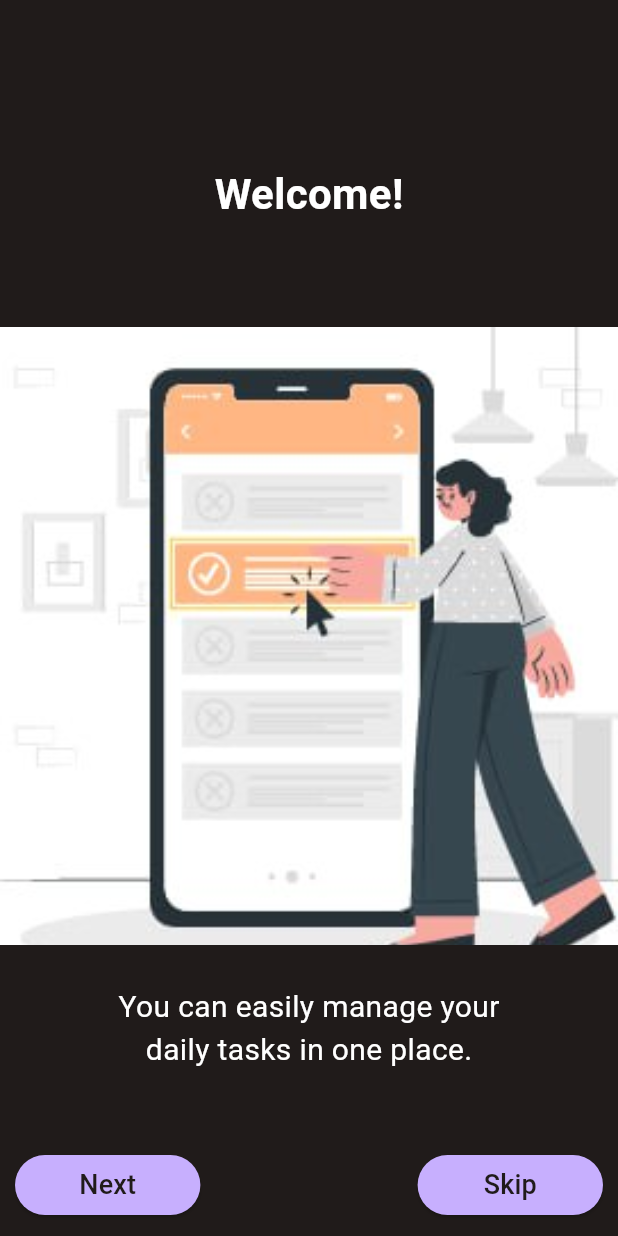
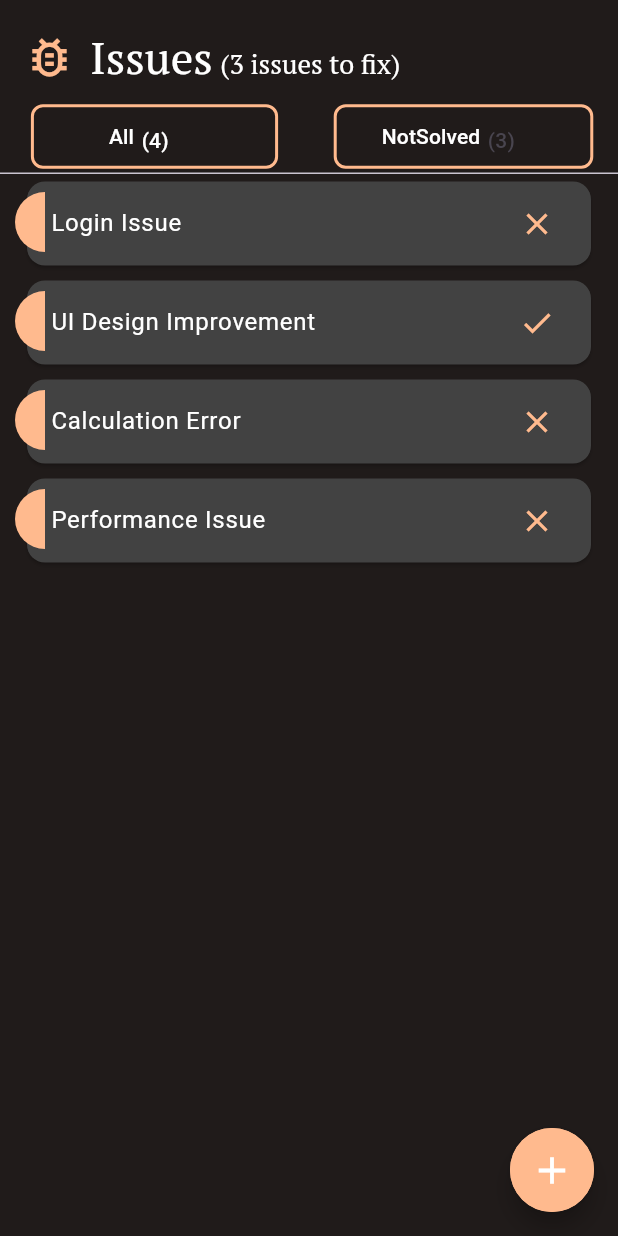
Before and after one commit to MaroofAt/TickTackGo, a Flutter app: the screen it shows after launch, on a phone screen of 412 x 824 dp. Run offline on Flutter 3.47's test engine with Material 3 defaults, Android fonts, the phone set to English and light mode, and no system bars; our stand-ins replace bloc, device_preview, dio, dropdown_button2, flutter_bloc, flutter_colorpicker and 4 more; Roboto replaces fonts that are missing (DMSerifText).

Commit message:
finishing issue with out create

```diff
--- a/flutter/lib/core/constance/routes.dart
+++ b/flutter/lib/core/constance/routes.dart
@@ -13,6 +13,7 @@ import 'package:pr1/presentation/screen/inbox/main_inbox_page.dart';
 import 'package:pr1/presentation/screen/intro_questions/intro_questions_main.dart';
 import 'package:pr1/presentation/screen/invitation/invitation_search.dart';
 import 'package:pr1/presentation/screen/invitation/received_invitations.dart';
+import 'package:pr1/presentation/screen/issues/detalies_issue.dart';
 import 'package:pr1/presentation/screen/onboarding/final_onboarding_page.dart';
 import 'package:pr1/presentation/screen/onboarding/onboarding_main.dart';
 import 'package:pr1/presentation/screen/workspace/create_workspace_page.dart';
@@ -20,6 +21,7 @@ import 'package:pr1/presentation/screen/workspace/workspace_info_page.dart';
 import 'package:pr1/presentation/screen/workspace/workspaces_show_page.dart';
 
 import '../../business_logic/auth_cubit/auth_cubit.dart';
+import '../../data/models/issues/issue_model.dart';
 
 Map<String, Widget Function(BuildContext)> routes = {
   signupRoute: (context) => const Signupnew(),
@@ -28,6 +30,10 @@ Map<String, Widget Function(BuildContext)> routes = {
         create: (context) => AuthCubit(),
         child: Verifypage(),
       ),
+  issuesdetalies: (context) {
+    final issue = ModalRoute.of(context)!.settings.arguments as Issue;
+    return Detalies_Issue(issue: issue);
+  },
   onboardingMainRoute: (context) => const OnboardingMain(),
   introQuestionsRoute: (context) => BlocProvider(
         create: (context) => IntroQuestionsCubit(),
--- a/flutter/lib/core/constance/strings.dart
+++ b/flutter/lib/core/constance/strings.dart
@@ -5,6 +5,7 @@ import 'package:pr1/data/models/auth/sign_up_model.dart';
 const String signinRoute = 'login';
 const String signupRoute = 'signup';
 const String verfiyeRoute = 'verfiye';
+const String issuesdetalies = 'detalies';
 const String onboardingMainRoute = 'onboardingMainRoute';
 const String introQuestionsRoute = 'introQuestionsRoute';
 const String finalOnboardingPageRoute = 'finalOnboardingPageRoute';
--- /dev/null
+++ b/flutter/lib/core/variables/issues_variables.dart
@@ -0,0 +1,101 @@
+import '../../data/models/comments/comment.dart';
+import '../../data/models/issues/issue_model.dart';
+
+String all="All";
+String number_of_issues_notsolved="$notSolvedIssuesCount";
+String number_of_all_solvedornot="${sampleIssues.length}";
+String number_of_related="$notSolvedIssuesCount";
+String related="NotSolved";
+final List<String> allIssues = [
+  'Issue 1: Button not working',
+  'Issue 2: Page loading slow',
+  'Issue 3: UI alignment problem',
+  'Issue 4: Database connection error',
+];
+
+final List<String> relatedIssues = [
+  'Related Issue 1: Similar to your last report',
+  'Related Issue 2: Reported by your team',
+  'Related Issue 3: In your department',
+];
+final List<String> allcomment = [
+  'comment 1: Button not working',
+  'comment 2: Page loading slow',
+
+];
+final List<Issue> sampleIssues = [
+  Issue(
+    id: '1',
+    authorId:'1',
+    title: 'Login Issue',
+    description: 'Users cannot login after latest app update',
+    projectId: 'project_123',
+    isResolved: false,
+    createdAt: DateTime(2023, 5, 10),
+    updatedAt: DateTime(2023, 5, 15),
+    comments: [
+      Comment(
+        id: 'c1',
+        content: 'Have you tried resetting password?',
+        authorName: 'Ahmed',
+        createdAt: DateTime(2023, 5, 11),
+      ),
+    ],
+  ),
+  Issue(
+    id: '2',
+    authorId:'1',
+    title: 'UI Design Improvement',
+    description: 'Homepage needs better visual hierarchy',
+    projectId: 'project_456',
+    isResolved: true,
+    createdAt: DateTime(2023, 4, 20),
+    updatedAt: DateTime(2023, 5, 1),
+    comments: [
+      Comment(
+        id: 'c2',
+        content: 'New design mockups completed',
+        authorName: 'Sarah',
+        createdAt: DateTime(2023, 4, 25),
+      ),
+    ],
+  ),
+  Issue(
+    id: '3',
+    title: 'Calculation Error',
+    authorId:'1',
+
+    description: 'Numbers not adding correctly in reports',
+    isResolved: false,
+    createdAt: DateTime(2023, 5, 5),
+    updatedAt: DateTime(2023, 5, 5), projectId: 'project_123',
+  ),
+  Issue(
+    id: '4',
+    authorId:'1',
+
+    title: 'Performance Issue',
+    description: 'Dashboard takes too long to load',
+    projectId: 'project_789',
+    isResolved: false,
+
+    createdAt: DateTime(2023, 5, 12),
+    updatedAt: DateTime(2023, 5, 14),
+    comments: [
+      Comment(
+        id: 'c3',
+        content: 'This appears to be a server-side issue',
+        authorName: 'Ali',
+        createdAt: DateTime(2023, 5, 13),
+      ),
+      Comment(
+        id: 'c4',
+        content: 'We are working on a fix',
+        authorName: 'Support Team',
+        createdAt: DateTime(2023, 5, 14),
+      ),
+    ],
+  ),
+];
+final int notSolvedIssuesCount = sampleIssues.where((issue) => !issue.isResolved).length;
+final List<Issue> unsolvedIssues = sampleIssues.where((issue) => !issue.isResolved).toList();
--- /dev/null
+++ b/flutter/lib/data/models/comments/comment.dart
@@ -0,0 +1,13 @@
+class Comment {
+  final String id;
+  final String content;
+  final String authorName;
+  final DateTime createdAt;
+
+  Comment({
+    required this.id,
+    required this.content,
+    required this.authorName,
+    required this.createdAt,
+  });
+}
--- /dev/null
+++ b/flutter/lib/data/models/issues/issue_model.dart
@@ -0,0 +1,28 @@
+import '../comments/comment.dart';
+
+class Issue {
+final String id;
+final String title;
+final String description;
+final String projectId;
+final bool isResolved;
+final String authorId;
+final DateTime createdAt;
+final DateTime updatedAt;
+final List<Comment> comments;
+
+Issue({
+  required this.authorId,
+  required this.id,
+required this.title,
+required this.description,
+required this.projectId,
+this.isResolved = false,
+required this.createdAt,
+required this.updatedAt,
+List<Comment>? comments,
+}) : comments = comments ?? [];
+
+bool get isLinkedToProject => projectId != null;
+bool get canAddComment => !isResolved;
+}
--- a/flutter/lib/main.dart
+++ b/flutter/lib/main.dart
@@ -9,6 +9,7 @@ import 'package:pr1/core/constance/routes.dart';
 import 'package:pr1/presentation/screen/auth/signinnew.dart';
 import 'package:pr1/presentation/screen/auth/signupnew.dart';
 import 'package:pr1/presentation/screen/home/main_home_page.dart';
+import 'package:pr1/presentation/screen/issues/all_issues.dart';
 import 'package:pr1/presentation/screen/onboarding/onboarding_main.dart';
 import 'package:pr1/presentation/screen/onboarding/splash_screen.dart';
 import 'package:pr1/presentation/screen/projects/create_project.dart';
@@ -43,7 +44,7 @@ class MyApp extends StatelessWidget {
             BlocProvider(create: (context) => SplashCubit()),
             BlocProvider(create: (context) => SplashCubit()),
           ],
-          child: const SplashScreen(),
+          child: const All_Issues(),
         ),
       ),
     );
--- a/flutter/lib/presentation/screen/issues/all_issues.dart
+++ b/flutter/lib/presentation/screen/issues/all_issues.dart
@@ -0,0 +1,116 @@
+import 'package:flutter/cupertino.dart';
+import 'package:flutter/material.dart';
+import 'package:pr1/core/constance/colors.dart';
+import 'package:pr1/core/constance/constance.dart';
+import 'package:pr1/core/variables/issues_variables.dart';
+
+import 'all_list.dart';
+import 'notsolveissue.dart';
+
+class All_Issues extends StatefulWidget {
+  const All_Issues({super.key});
+
+  @override
+  State<All_Issues> createState() => _All_IssuesState();
+}
+
+class _All_IssuesState extends State<All_Issues> {
+
+
+  @override
+  Widget build(BuildContext context) {
+    return DefaultTabController(length: 2, child: Scaffold(
+      backgroundColor: primaryColor,
+      appBar: AppBar(backgroundColor: primaryColor, title: Container(
+        margin: EdgeInsets.only(top: 20),
+        child: Row(
+          children: [
+            Icon(Icons.bug_report_outlined, size: 34, color: ampleOrange,),
+            SizedBox(width: 10,),
+            Text("Issues", style: TextStyle(
+                color: white, fontSize: 30, fontFamily: 'PTSerif'),),
+            Container(margin: EdgeInsets.only(left: 5, top: 10),
+                child: Text("("+number_of_issues_notsolved+ " issues to fix)", style: TextStyle(
+                    color: white, fontSize: 18, fontFamily: 'PTSerif'),)),
+          ],
+        ),
+      ),
+      bottom:PreferredSize(
+    preferredSize: Size.fromHeight(60),
+    child: TabBar(
+        tabs: [
+          Tab(
+            child: Container(
+              width:  width(context)*0.4,
+              padding: EdgeInsets.symmetric(horizontal:50, vertical: 7),
+              decoration: BoxDecoration(
+                color: primaryColor,
+                borderRadius: BorderRadius.circular(8),
+                border: Border.all(
+                  color: ampleOrange,
+                  width: 2,
+                ),
+              ),
+              child: Row(
+                children: [
+                  Text(
+                    all,
+                    style: TextStyle(color: white),
+                  ),
+                  Container(margin: EdgeInsets.only(top: 5,left: 5),child: Text("("+number_of_all_solvedornot+")"),)
+                ],
+              ),
+            ),
+          ),
+          Tab(
+            child: Container(
+              width: width(context)*0.42,
+              padding: EdgeInsets.symmetric(horizontal:30  , vertical: 7),
+              decoration: BoxDecoration(
+                color: primaryColor,
+                borderRadius: BorderRadius.circular(8),
+                border: Border.all(
+                  color: ampleOrange,
+                  width: 2,
+                ),
+              ),
+              child: Row(
+                children: [
+                  Text(
+                    related,
+                    style: TextStyle(color: white),
+                  ),
+                  Container(margin: EdgeInsets.only(top: 5,left: 5),child: Text("("+number_of_related+")"),)
+                ],
+              ),
+            ),
+          ),
+        ],
+        isScrollable: false,
+        indicator: BoxDecoration(),
+        labelColor: white,
+        // unselectedLabelColor: ampleOrange,
+        labelPadding: EdgeInsets.zero,
+      ),),
+
+      ),
+      body:TabBarView(children: [
+        AllList(),
+        Notsolveissue(),
+      ]) ,floatingActionButton: FloatingActionButton(
+      onPressed: () {
+        allIssues.add("new issue");
+        setState(() {
+        });
+      },
+      backgroundColor: ampleOrange,
+      shape: RoundedRectangleBorder(
+        borderRadius: BorderRadius.circular(50),
+        side: BorderSide(color: ampleOrange, width: 2),
+      ),
+      child: const Icon(Icons.add, color: white, size: 30),
+    ),
+    ));
+  }
+
+}
--- /dev/null
+++ b/flutter/lib/presentation/screen/issues/all_list.dart
@@ -0,0 +1,49 @@
+import 'package:flutter/cupertino.dart';
+import 'package:flutter/material.dart';
+import 'package:pr1/core/functions/navigation_functions.dart';
+import 'package:pr1/data/models/issues/issue_model.dart';
+
+import '../../../core/constance/colors.dart';
+import '../../../core/constance/strings.dart';
+import '../../../core/variables/issues_variables.dart';
+import 'detalies_issue.dart';
+
+
+class AllList extends StatelessWidget {
+  const AllList({super.key});
+
+  @override
+  Widget build(BuildContext context) {
+    return   ListView.builder(
+      itemCount: sampleIssues.length,
+      itemBuilder: (context, index) {
+        Issue issue=sampleIssues[index];
+        return Stack(
+        children: [
+          Card(
+            margin: EdgeInsets.symmetric(horizontal:18, vertical: 5),
+            color: Colors.grey[800],
+            child: ListTile(
+              title: Text(issue.title,
+                  style: TextStyle(color: white)),
+              trailing:issue.isResolved!=true? Icon(Icons.close, color: ampleOrange):Icon(Icons.check,color: ampleOrange),
+              onTap: () {
+                Navigator.pushNamed(
+                  context,
+                  issuesdetalies,
+                  arguments: issue, // Pass your issue object here
+                );
+              },
+            ),
+
+          ),
+          Positioned(child: Container(width: 20,height: 40,decoration: BoxDecoration(
+        color: ampleOrange,
+        borderRadius: BorderRadius.only(bottomLeft: Radius.circular(400),topLeft: Radius.circular(400)),
+        ),),left:10,top:12),
+        ],
+        );
+      },
+    );
+  }
+}
--- a/flutter/lib/presentation/screen/projects/create_project.dart
+++ b/flutter/lib/presentation/screen/projects/create_project.dart
@@ -111,8 +111,7 @@ class _CreateProjectDialogState extends State<CreateProjectDialog> {
     return MyGestureDetector.gestureDetector(
       onTap: openColorPicker,
       child: Row(
-        spacing: 20,
-        children: [
+         children: [
           MyText.text1('pick color', fontSize: 18,textColor: white),
           Container(
             height: width(context) * 0.03,
--- a/flutter/lib/presentation/screen/workspace/workspaces_show_page.dart
+++ b/flutter/lib/presentation/screen/workspace/workspaces_show_page.dart
@@ -70,8 +70,7 @@ class _WorkspacesShowPageState extends State<WorkspacesShowPage> {
             if (state is WorkspacesFetchingSucceededState) {
               if (state.fetchWorkspacesModel.isEmpty) {
                 return Column(
-                  spacing: 20,
-                  mainAxisAlignment: MainAxisAlignment.center,
+                   mainAxisAlignment: MainAxisAlignment.center,
                   children: [
                     MyText.text1(
                       'You are not member in any workspace',
--- a/flutter/lib/presentation/widgets/creatTextFiled.dart
+++ b/flutter/lib/presentation/widgets/creatTextFiled.dart
@@ -8,6 +8,8 @@ class CreateTextField extends StatelessWidget {
   final IconButton? iconsuf;
   final bool obscureText;
   final TextEditingController controller;
+  final Color? fillcolor;
+
 
   CreateTextField({
     required this.text,
@@ -15,6 +17,7 @@ class CreateTextField extends StatelessWidget {
     this.iconsuf,
     this.obscureText = false,
     required this.controller,
+    this.fillcolor
   });
 
   @override
@@ -27,7 +30,7 @@ class CreateTextField extends StatelessWidget {
           prefixIcon: icon,
           suffixIcon: iconsuf ?? const SizedBox(),
           filled: true,
-          fillColor: ampleOrange.withOpacity(0.5),
+          fillColor:fillcolor?? ampleOrange.withOpacity(0.5),
           hintText: text,
           hintStyle: TextStyle(
             fontSize: 16,
```
Also changed, not shown: flutter/lib/presentation/screen/issues/detalies_issue.dart (added, +147 -0 lines), flutter/lib/presentation/screen/issues/notsolveissue.dart (added, +48 -0 lines), flutter/pubspec.lock.
